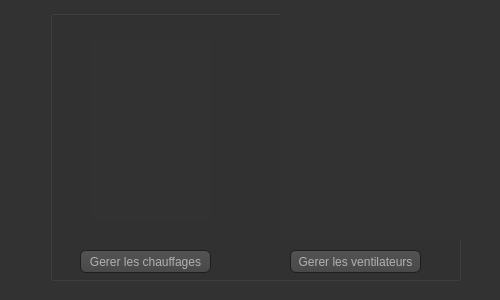
FirasSoltani/jade, file selim sayeh/Projet_qt/temperature.ui: the form before one commit.
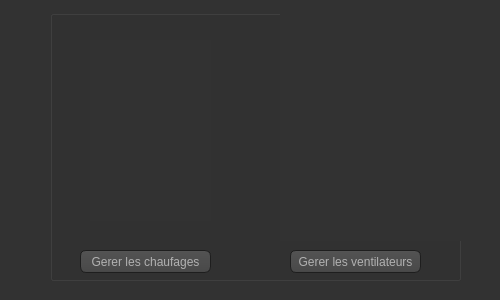
The form after the commit. Icons and pictures are not drawn.

Patch:
```diff
--- a/selim sayeh/Projet_qt/temperature.ui
+++ b/selim sayeh/Projet_qt/temperature.ui
@@ -496,7 +496,7 @@
      </rect>
     </property>
     <property name="text">
-     <string>Gerer les chauffages</string>
+     <string>Gerer les chaufages</string>
     </property>
    </widget>
    <widget class="QPushButton" name="pushButton_2">
```
